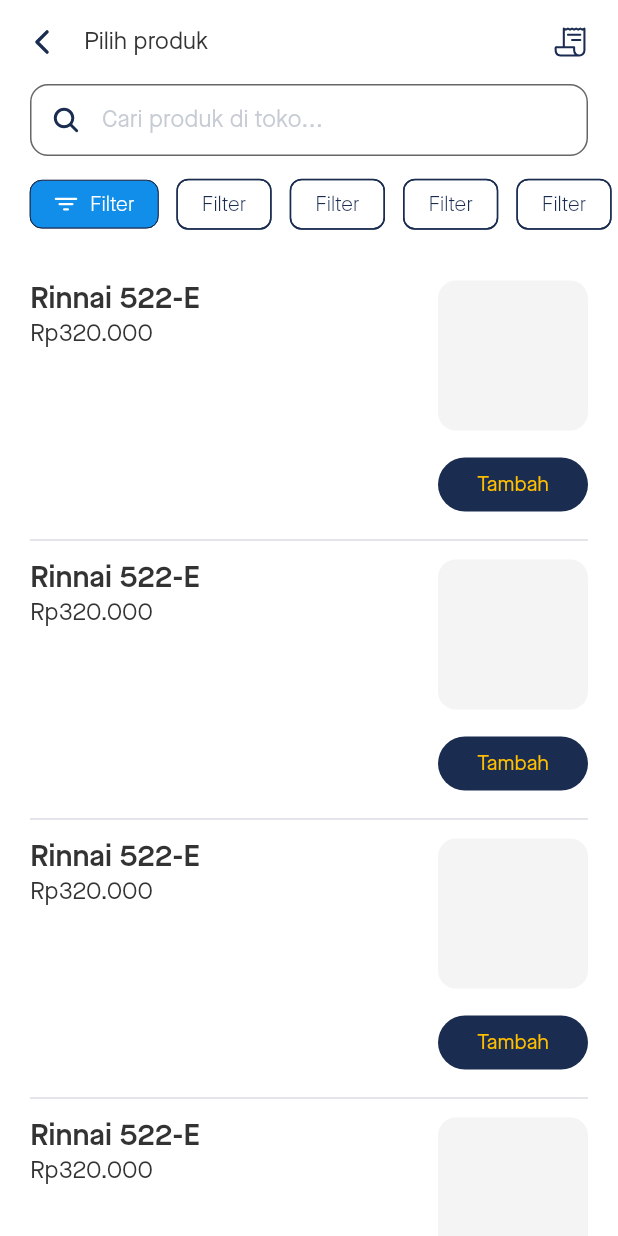
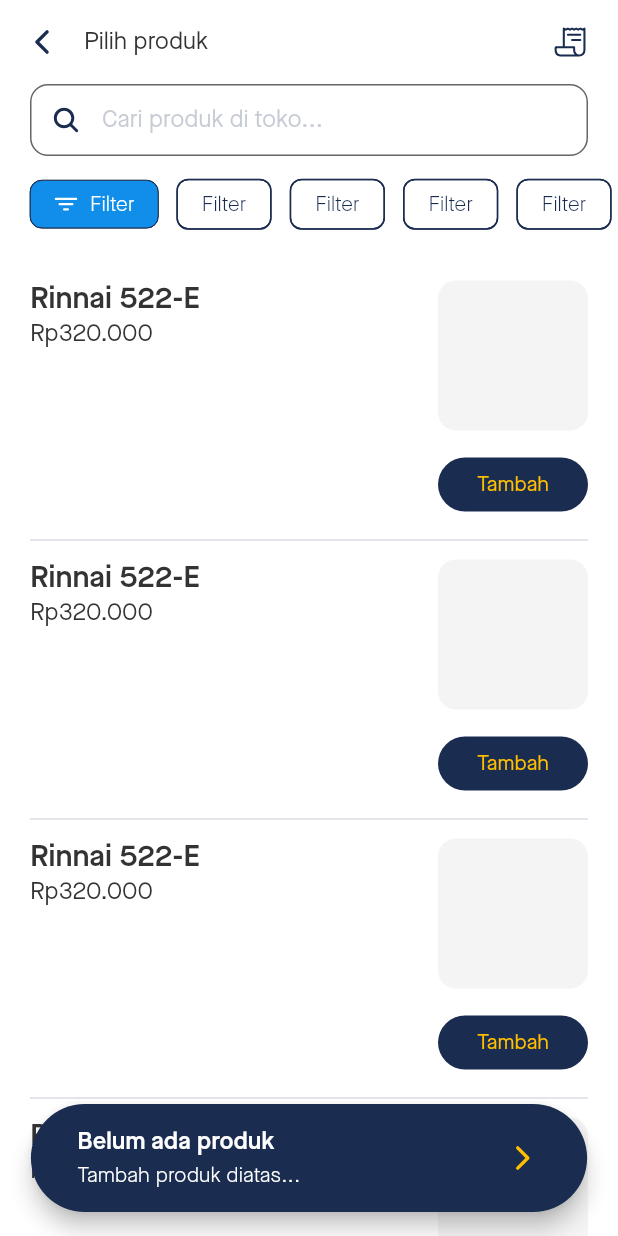
Before and after one commit to andre-nk/sindustore, a Flutter app: the ProductListPage screen opened directly, on a phone screen of 412 x 824 dp. Run offline on Flutter 3.47's test engine with Material 2 defaults, Android fonts, the phone set to English and light mode, and no system bars; our stand-ins replace bloc, cloud_firestore, delayed_display, equatable, firebase_auth, firebase_core and 7 more; missing offline and left inert: numeric_keyboard; accounts and stored records are empty; project files that could hold a hidden picture were left out.

Commit message:
:sparkles: Product FAB and Product Card Refactor

```diff
--- a/lib/view/screens/product/product_list_page.dart
+++ b/lib/view/screens/product/product_list_page.dart
@@ -6,6 +6,8 @@ class ProductListPage extends StatelessWidget {
   @override
   Widget build(BuildContext context) {
     return Scaffold(
+      floatingActionButtonLocation: FloatingActionButtonLocation.centerFloat,
+      floatingActionButton: const ProductFAB(),
       body: SafeArea(
         child: BlocProvider<SliverCubit>(
           create: (context) => SliverCubit(),
@@ -41,69 +43,13 @@ class ProductListPage extends StatelessWidget {
                       delegate: SliverChildBuilderDelegate(
                         (context, index) {
                           return Container(
-                            margin: const EdgeInsets.symmetric(horizontal: 20),
-                            child: Column(
-                              children: [
-                                Container(
-                                  padding: const EdgeInsets.symmetric(vertical: 12.0),
-                                  child: Row(
-                                    mainAxisAlignment: MainAxisAlignment.spaceBetween,
-                                    crossAxisAlignment: CrossAxisAlignment.start,
-                                    children: [
-                                      Column(
-                                        crossAxisAlignment: CrossAxisAlignment.start,
-                                        children: [
-                                          Text(
-                                            "Rinnai 522-E",
-                                            style: AppTheme.text.title,
-                                          ),
-                                          Padding(
-                                            padding: const EdgeInsets.only(top: 2.0),
-                                            child: Text(
-                                              "Rp320.000",
-                                              style: AppTheme.text.subtitle,
-                                            ),
-                                          )
-                                        ],
-                                      ),
-                                      Column(
-                                        children: [
-                                          Container(
-                                            width: 100,
-                                            height: 100,
-                                            decoration: BoxDecoration(
-                                                color: AppTheme.colors.surface,
-                                                borderRadius:
-                                                    BorderRadius.circular(12.0)),
-                                          ),
-                                          Container(
-                                            padding: const EdgeInsets.only(top: 12.0),
-                                            width: 100,
-                                            child: ElevatedButton(
-                                              onPressed: () {},
-                                              style: ElevatedButton.styleFrom(
-                                                primary: AppTheme.colors.primary,
-                                                shape: const StadiumBorder(),
-                                                elevation: 0,
-                                              ),
-                                              child: Center(
-                                                child: Text(
-                                                  "Tambah",
-                                                  style: AppTheme.text.footnote.copyWith(
-                                                    color: AppTheme.colors.secondary,
-                                                    fontWeight: FontWeight.w500
-                                                  ),
-                                                ),
-                                              ),
-                                            ),
-                                          )
-                                        ],
-                                      )
-                                    ],
-                                  ),
-                                ),
-                                Divider(height: 2, color: AppTheme.colors.outline),
-                              ],
+                            margin: index == 9
+                                ? EdgeInsets.only(bottom: MQuery.height(0.1, context))
+                                : EdgeInsets.zero,
+                            child: const ProductCard(
+                              productTitle: "Rinnai 522-E",
+                              productPrice: "Rp320.000",
+                              productCoverURL: "",
                             ),
                           );
                         },
--- /dev/null
+++ b/lib/view/widgets/product/product_card.dart
@@ -0,0 +1,82 @@
+part of "../widgets.dart";
+
+class ProductCard extends StatelessWidget {
+  const ProductCard({
+    Key? key,
+    required this.productTitle,
+    required this.productPrice,
+    required this.productCoverURL,
+  }) : super(key: key);
+
+  final String productTitle;
+  final String productPrice;
+  final String productCoverURL;
+
+  @override
+  Widget build(BuildContext context) {
+    return Container(
+      margin: const EdgeInsets.symmetric(horizontal: 20),
+      child: Column(
+        children: [
+          Container(
+            padding: const EdgeInsets.symmetric(vertical: 12.0),
+            child: Row(
+              mainAxisAlignment: MainAxisAlignment.spaceBetween,
+              crossAxisAlignment: CrossAxisAlignment.start,
+              children: [
+                Column(
+                  crossAxisAlignment: CrossAxisAlignment.start,
+                  children: [
+                    Text(
+                      productTitle,
+                      style: AppTheme.text.title,
+                    ),
+                    Padding(
+                      padding: const EdgeInsets.only(top: 2.0),
+                      child: Text(
+                        productPrice,
+                        style: AppTheme.text.subtitle,
+                      ),
+                    )
+                  ],
+                ),
+                Column(
+                  children: [
+                    Container(
+                      width: 100,
+                      height: 100,
+                      decoration: BoxDecoration(
+                          color: AppTheme.colors.surface,
+                          borderRadius: BorderRadius.circular(12.0)),
+                    ),
+                    Container(
+                      padding: const EdgeInsets.only(top: 12.0),
+                      width: 100,
+                      child: ElevatedButton(
+                        onPressed: () {},
+                        style: ElevatedButton.styleFrom(
+                          primary: AppTheme.colors.primary,
+                          shape: const StadiumBorder(),
+                          elevation: 0,
+                        ),
+                        child: Center(
+                          child: Text(
+                            "Tambah",
+                            style: AppTheme.text.footnote.copyWith(
+                                color: AppTheme.colors.secondary,
+                                fontWeight: FontWeight.w500),
+                          ),
+                        ),
+                      ),
+                    )
+                  ],
+                )
+              ],
+            ),
+          ),
+          Divider(height: 2, color: AppTheme.colors.outline),
+        ],
+      ),
+    );
+  }
+}
--- /dev/null
+++ b/lib/view/widgets/product/product_fab.dart
@@ -0,0 +1,49 @@
+part of "../widgets.dart";
+
+class ProductFAB extends StatelessWidget {
+  const ProductFAB({Key? key}) : super(key: key);
+
+  @override
+  Widget build(BuildContext context) {
+    return SizedBox(
+      height: 72,
+      width: MQuery.width(0.9, context),
+      child: FloatingActionButton.extended(
+        onPressed: () {},
+        backgroundColor: AppTheme.colors.primary,
+        label: SizedBox(
+          width: MQuery.width(0.75, context),
+          child: Row(
+            mainAxisAlignment: MainAxisAlignment.spaceBetween,
+            children: [
+              Column(
+                crossAxisAlignment: CrossAxisAlignment.start,
+                children: [
+                  Text(
+                    "Belum ada produk",
+                    style: AppTheme.text.subtitle.copyWith(
+                        color: Colors.white,
+                        fontWeight: FontWeight.w600,
+                        letterSpacing: 0.1),
+                  ),
+                  Padding(
+                    padding: const EdgeInsets.only(top: 4.0),
+                    child: Text(
+                      "Tambah produk diatas...",
+                      style: AppTheme.text.footnote
+                          .copyWith(color: Colors.white, letterSpacing: 0.1),
+                    ),
+                  ),
+                ],
+              ),
+              const Icon(
+                Ionicons.chevron_forward,
+                size: 24,
+              )
+            ],
+          ),
+        ),
+      ),
+    );
+  }
+}
--- a/lib/view/widgets/product/product_sliver_appbar.dart
+++ b/lib/view/widgets/product/product_sliver_appbar.dart
@@ -39,7 +39,6 @@ class ProductSliverAppBar extends StatelessWidget {
         centerTitle: true,
         title: BlocBuilder<SliverCubit, SliverState>(
           builder: (context, state) {
-            print(state);
             return AnimatedOpacity(
               opacity: state is! SliverHideAppBar ? 1.0 : 0.0,
               duration: const Duration(milliseconds: 250),
--- a/lib/view/widgets/widgets.dart
+++ b/lib/view/widgets/widgets.dart
@@ -23,3 +23,5 @@ part "home/custom_fab.dart";
 part "home/custom_bottom_navbar.dart";
 
 part "product/product_sliver_appbar.dart";
+part "product/product_card.dart";
+part "product/product_fab.dart";
```
